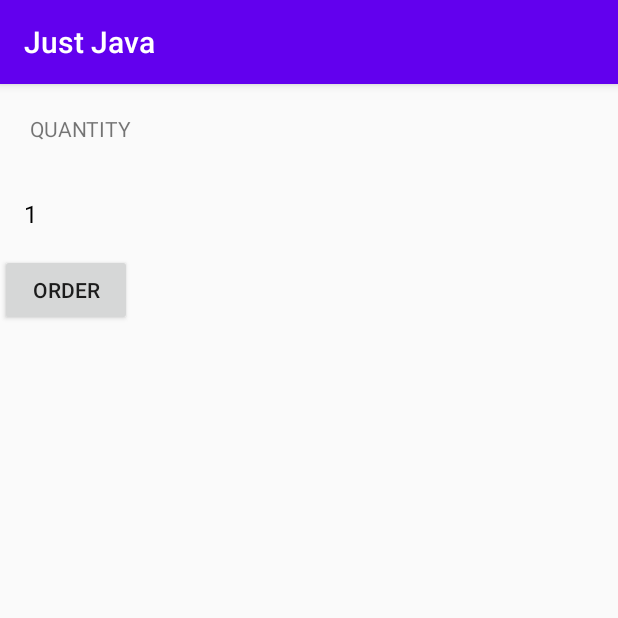
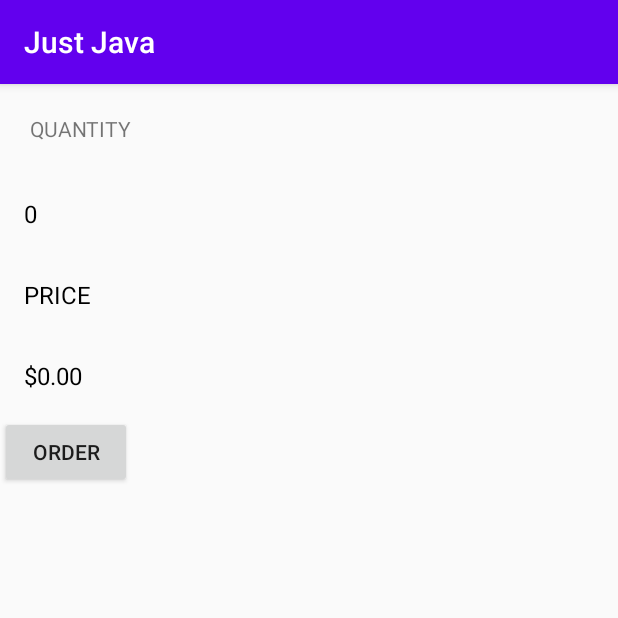
Before and after one commit to JennaKoslowski/Just-Java, an Android app: the screen it shows after launch (MainActivity), after a tap on "ORDER", on a phone screen of 412 x 824 dp, the top half of it. Run offline under Robolectric (Android 15) with nearby library versions, the phone set to English and light mode, and no system bars.

Commit message:
add in price multiplication

```diff
--- a/app/src/main/java/com/example/android/justjava/MainActivity.java
+++ b/app/src/main/java/com/example/android/justjava/MainActivity.java
@@ -4,6 +4,9 @@ import android.os.Bundle;
 import android.view.View;
 import android.widget.TextView;
 import androidx.appcompat.app.AppCompatActivity;
+
+import java.text.NumberFormat;
+
 
 public class MainActivity extends AppCompatActivity {
 
@@ -13,7 +16,9 @@ public class MainActivity extends AppCompatActivity {
         setContentView(R.layout.activity_main);
     }
     public void submitOrder(View view) {
-        display(1);
+        int numCoffee=0;
+        display(numCoffee);
+        displayPrice(numCoffee*5);
     }
 
     /**
@@ -24,4 +29,11 @@ public class MainActivity extends AppCompatActivity {
         quantityTextView.setText("" + number);
     }
 
+    /**
+     * This method displays the given price on the screen.
+     */
+    private void displayPrice(int number) {
+        TextView priceTextView = (TextView) findViewById(R.id.price_text_view);
+        priceTextView.setText(NumberFormat.getCurrencyInstance().format(number));
+    }
 }
--- a/app/src/main/res/layout/activity_main.xml
+++ b/app/src/main/res/layout/activity_main.xml
@@ -21,6 +21,23 @@
         android:textSize="16sp"
         android:textColor="@android:color/black"
         android:id="@+id/quantity_text_view"/>
+    <TextView
+        android:layout_width="wrap_content"
+        android:layout_height="wrap_content"
+        android:text="@string/price"
+        android:textAllCaps="true"
+        android:padding="16dp"
+        android:textSize="16sp"
+        android:textColor="@android:color/black"
+        android:id="@+id/quantity_text_view"/>
+    <TextView
+        android:layout_width="wrap_content"
+        android:layout_height="wrap_content"
+        android:text="@string/number"
+        android:padding="16dp"
+        android:textSize="16sp"
+        android:textColor="@android:color/black"
+        android:id="@+id/price_text_view"/>
     <Button
         android:layout_width="wrap_content"
         android:layout_height="wrap_content"
--- a/app/src/main/res/values/strings.xml
+++ b/app/src/main/res/values/strings.xml
@@ -2,5 +2,6 @@
     <string name="app_name">Just Java</string>
     <string name="quantity">quantity</string>
     <string name="number">0</string>
+    <string name="price">price</string>
     <string name="order">Order</string>
 </resources>
```
